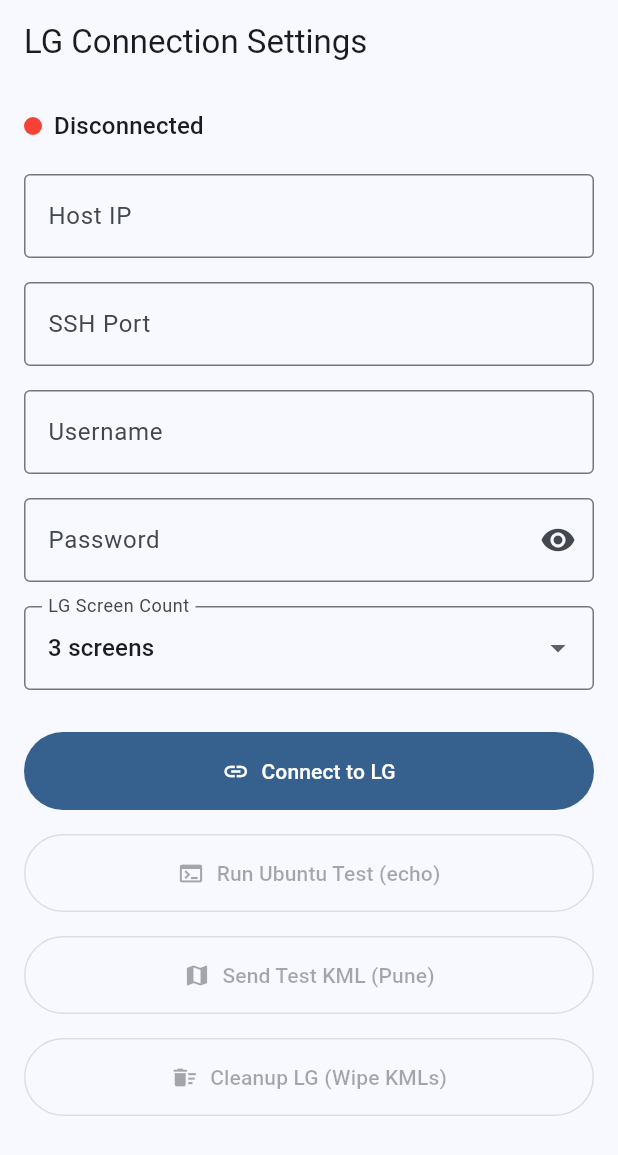
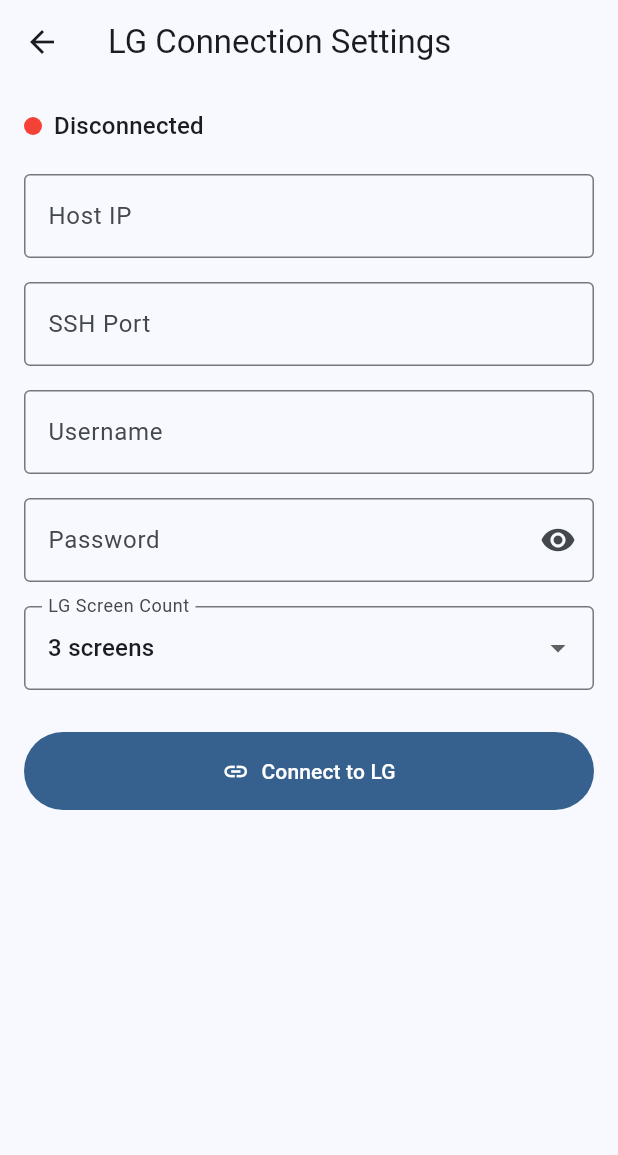
Before and after one commit to LiquidGalaxyLAB/lg-ai-tour-director, a Flutter app: the screen it shows after launch, after a tap on the "settings" icon, on a phone screen of 412 x 824 dp. Shown: the top 1155 px of the screen. Run offline on Flutter 3.47's test engine with Material 3 defaults, Android fonts, the phone set to English and light mode, and no system bars; our stand-ins replace flutter_dotenv, flutter_riverpod, go_router, riverpod_annotation, shared_preferences; missing offline and left inert: dartssh2; generated files the repository leaves out were written again.

Commit message:
ui: move test buttons to home screen and improve settings navigation

```diff
--- a/flutter_app/lib/screens/home/home_screen.dart
+++ b/flutter_app/lib/screens/home/home_screen.dart
@@ -9,9 +9,57 @@
 
   @override
   Widget build(BuildContext context, WidgetRef ref) {
-    final isConnected = ref.watch(
-      sshConnectionProvider.select((s) => s.isConnected),
-    );
+    final sshState = ref.watch(sshConnectionProvider);
+    final isConnected = sshState.isConnected;
+
+    Future<void> runUbuntuTest() async {
+      final result = await ref
+          .read(sshConnectionProvider.notifier)
+          .runCommand('echo "LG connected"');
+
+      if (!context.mounted) return;
+
+      if (result != null) {
+        showDialog(
+          context: context,
+          builder: (context) => AlertDialog(
+            title: const Text('Ubuntu Test Result'),
+            content: Text('Response: $result'),
+            actions: [
+              TextButton(
+                onPressed: () => Navigator.pop(context),
+                child: const Text('Close'),
+              ),
+            ],
+          ),
+        );
+      } else {
+        ScaffoldMessenger.of(context).showSnackBar(
+          const SnackBar(
+            content: Text('Test failed. Are you connected?'),
+            backgroundColor: Colors.red,
+          ),
+        );
+      }
+    }
+
+    Future<void> sendTestKml() async {
+      await ref.read(sshConnectionProvider.notifier).sendTestKml();
+      if (!context.mounted) return;
+      ScaffoldMessenger.of(context).showSnackBar(
+        const SnackBar(
+          content: Text('Test KML sent to /var/www/html/test.kml'),
+        ),
+      );
+    }
+
+    Future<void> cleanupLg() async {
+      await ref.read(sshConnectionProvider.notifier).cleanup();
+      if (!context.mounted) return;
+      ScaffoldMessenger.of(context).showSnackBar(
+        const SnackBar(content: Text('Liquid Galaxy files cleaned up')),
+      );
+    }
 
     return Scaffold(
       appBar: AppBar(
@@ -21,11 +69,50 @@
           IconButton(
             icon: const Icon(Icons.settings),
             tooltip: 'LG Connection Settings',
-            onPressed: () => context.go('/settings/lg'),
+            onPressed: () => context.push('/settings/lg'),
           ),
         ],
       ),
-      body: const Center(child: Text('Where to next?')),
+      body: SingleChildScrollView(
+        padding: const EdgeInsets.all(24),
+        child: Column(
+          crossAxisAlignment: CrossAxisAlignment.stretch,
+          children: [
+            const Text(
+              'Where to next?',
+              textAlign: TextAlign.center,
+              style: TextStyle(fontSize: 20, fontWeight: FontWeight.bold),
+            ),
+            const SizedBox(height: 40),
+            OutlinedButton.icon(
+              onPressed: isConnected ? runUbuntuTest : null,
+              icon: const Icon(Icons.terminal),
+              label: const Text('Run Ubuntu Test (echo)'),
+              style: OutlinedButton.styleFrom(
+                padding: const EdgeInsets.symmetric(vertical: 16),
+              ),
+            ),
+            const SizedBox(height: 16),
+            OutlinedButton.icon(
+              onPressed: isConnected ? sendTestKml : null,
+              icon: const Icon(Icons.map),
+              label: const Text('Send Test KML (Pune)'),
+              style: OutlinedButton.styleFrom(
+                padding: const EdgeInsets.symmetric(vertical: 16),
+              ),
+            ),
+            const SizedBox(height: 16),
+            OutlinedButton.icon(
+              onPressed: isConnected ? cleanupLg : null,
+              icon: const Icon(Icons.delete_sweep),
+              label: const Text('Cleanup LG (Wipe KMLs)'),
+              style: OutlinedButton.styleFrom(
+                padding: const EdgeInsets.symmetric(vertical: 16),
+              ),
+            ),
+          ],
+        ),
+      ),
     );
   }
 }
--- a/flutter_app/lib/screens/settings/lg_connection_screen.dart
+++ b/flutter_app/lib/screens/settings/lg_connection_screen.dart
@@ -1,6 +1,7 @@
 import 'package:flutter/material.dart';
 import 'package:flutter/services.dart';
 import 'package:flutter_riverpod/flutter_riverpod.dart';
+import 'package:go_router/go_router.dart';
 
 import '../../models/lg_connection.dart';
 import '../../providers/ssh_provider.dart';
@@ -77,56 +78,6 @@
     }
   }
 
-  Future<void> _runUbuntuTest() async {
-    final messenger = ScaffoldMessenger.of(context);
-    final result = await ref
-        .read(sshConnectionProvider.notifier)
-        .runCommand('echo "LG connected"');
-
-    if (!mounted) return;
-
-    if (result != null) {
-      showDialog(
-        context: context,
-        builder: (context) => AlertDialog(
-          title: const Text('Ubuntu Test Result'),
-          content: Text('Response: $result'),
-          actions: [
-            TextButton(
-              onPressed: () => Navigator.pop(context),
-              child: const Text('Close'),
-            ),
-          ],
-        ),
-      );
-    } else {
-      messenger.showSnackBar(
-        SnackBar(
-          content: const Text('Test failed. Are you connected?'),
-          backgroundColor: Theme.of(context).colorScheme.error,
-        ),
-      );
-    }
-  }
-
-  Future<void> _sendTestKml() async {
-    final messenger = ScaffoldMessenger.of(context);
-    await ref.read(sshConnectionProvider.notifier).sendTestKml();
-    if (!mounted) return;
-    messenger.showSnackBar(
-      const SnackBar(content: Text('Test KML sent to /var/www/html/test.kml')),
-    );
-  }
-
-  Future<void> _cleanupLg() async {
-    final messenger = ScaffoldMessenger.of(context);
-    await ref.read(sshConnectionProvider.notifier).cleanup();
-    if (!mounted) return;
-    messenger.showSnackBar(
-      const SnackBar(content: Text('Liquid Galaxy files cleaned up')),
-    );
-  }
-
   @override
   Widget build(BuildContext context) {
     final sshState = ref.watch(sshConnectionProvider);
@@ -137,7 +88,13 @@
     final isConnecting = sshState.isConnecting;
 
     return Scaffold(
-      appBar: AppBar(title: const Text('LG Connection Settings')),
+      appBar: AppBar(
+        title: const Text('LG Connection Settings'),
+        leading: IconButton(
+          icon: const Icon(Icons.arrow_back),
+          onPressed: () => context.pop(),
+        ),
+      ),
       body: SafeArea(
         child: SingleChildScrollView(
           padding: const EdgeInsets.all(16),
@@ -240,33 +197,6 @@
                     padding: const EdgeInsets.symmetric(vertical: 16),
                   ),
                 ),
-                const SizedBox(height: 16),
-                OutlinedButton.icon(
-                  onPressed: sshState.isConnected ? _runUbuntuTest : null,
-                  icon: const Icon(Icons.terminal),
-                  label: const Text('Run Ubuntu Test (echo)'),
-                  style: OutlinedButton.styleFrom(
-                    padding: const EdgeInsets.symmetric(vertical: 16),
-                  ),
-                ),
-                const SizedBox(height: 16),
-                OutlinedButton.icon(
-                  onPressed: sshState.isConnected ? _sendTestKml : null,
-                  icon: const Icon(Icons.map),
-                  label: const Text('Send Test KML (Pune)'),
-                  style: OutlinedButton.styleFrom(
-                    padding: const EdgeInsets.symmetric(vertical: 16),
-                  ),
-                ),
-                const SizedBox(height: 16),
-                OutlinedButton.icon(
-                  onPressed: sshState.isConnected ? _cleanupLg : null,
-                  icon: const Icon(Icons.delete_sweep),
-                  label: const Text('Cleanup LG (Wipe KMLs)'),
-                  style: OutlinedButton.styleFrom(
-                    padding: const EdgeInsets.symmetric(vertical: 16),
-                  ),
-                ),
               ],
             ),
           ),
```
